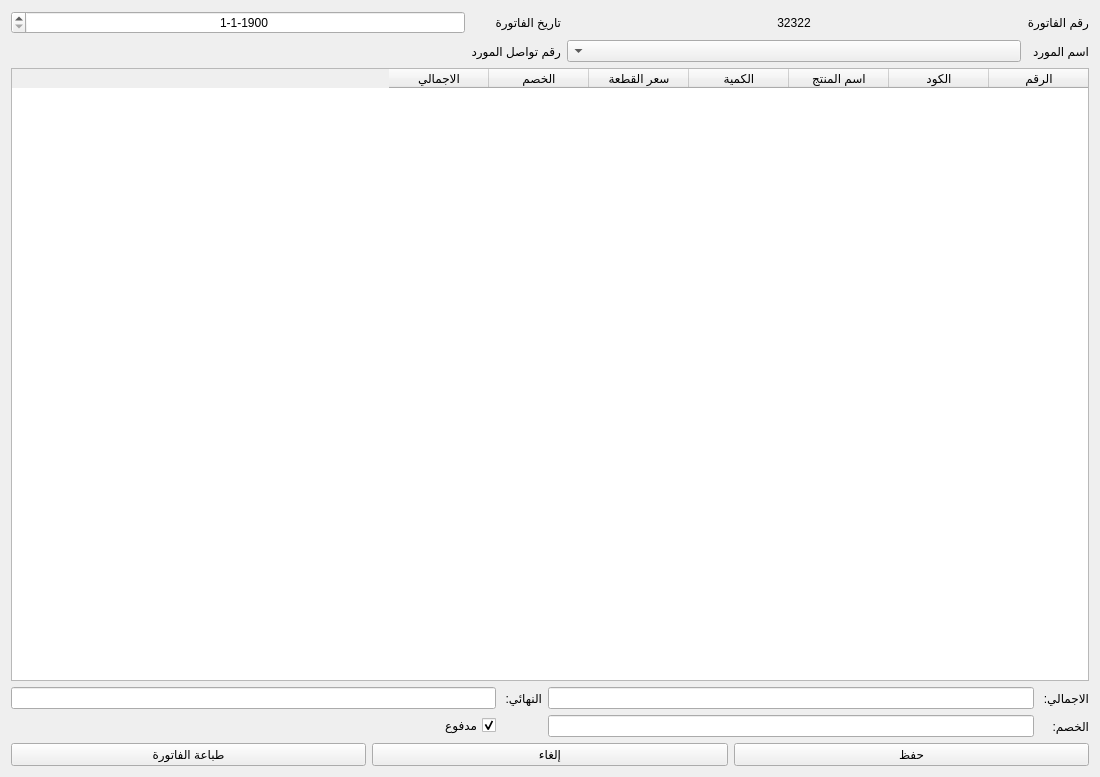
The window that bill_buy.ui (sameraga/Al_Jamal_Shop) describes before a commit, drawn with Qt 5.
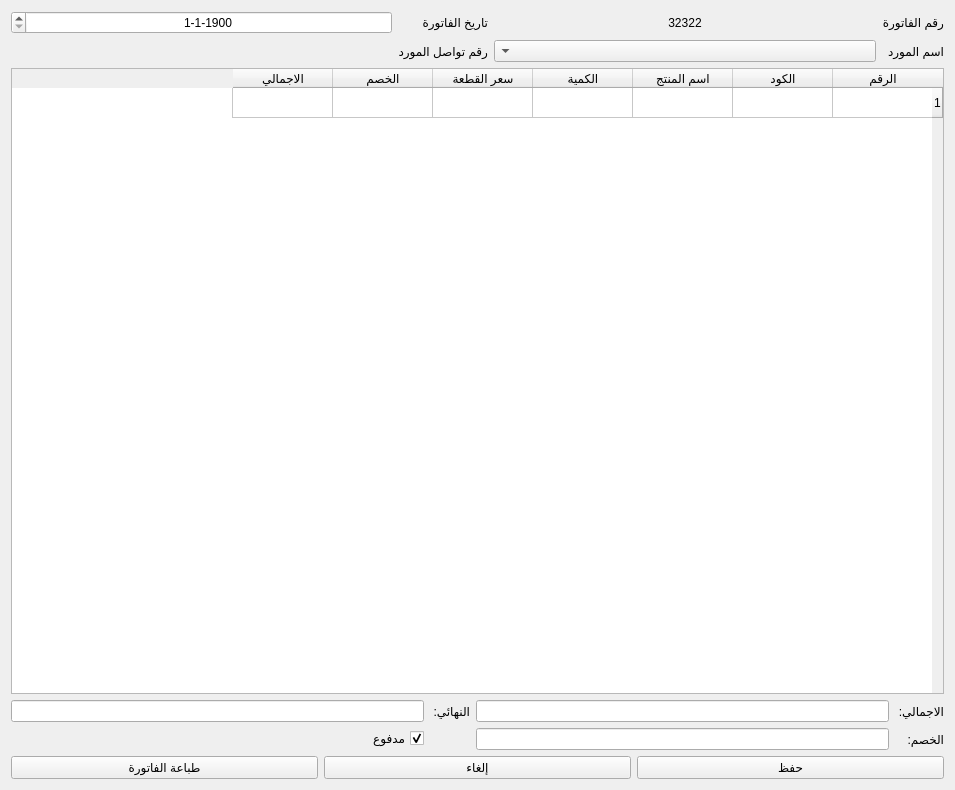
The same window after the commit.

```diff
--- a/bill_buy.ui
+++ b/bill_buy.ui
@@ -6,8 +6,8 @@
    <rect>
     <x>0</x>
     <y>0</y>
-    <width>1100</width>
-    <height>777</height>
+    <width>955</width>
+    <height>790</height>
    </rect>
   </property>
   <property name="windowTitle">
@@ -127,9 +127,13 @@
        <property name="selectionBehavior">
         <enum>QAbstractItemView::SelectRows</enum>
        </property>
+       <property name="rowCount">
+        <number>1</number>
+       </property>
        <attribute name="verticalHeaderVisible">
-        <bool>false</bool>
+        <bool>true</bool>
        </attribute>
+       <row/>
        <column>
         <property name="text">
          <string>الرقم</string>
```
